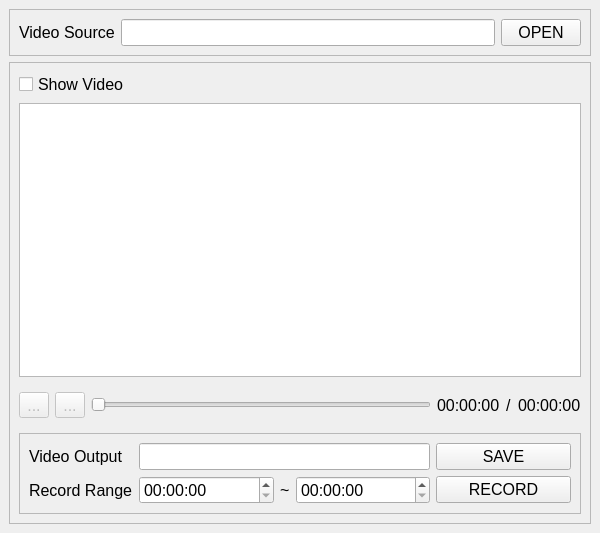
First picture: the form in mainwindow.ui, repository NSJ-student/OpenCvVideoCutter, before the edit.
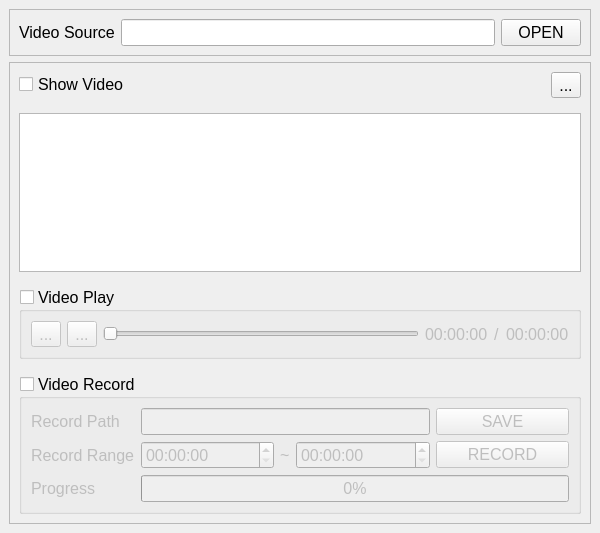
Second picture: the form after the edit. Icons and pictures are not drawn.

Commit message: UI 및 버그 수정

```diff
--- a/mainwindow.ui
+++ b/mainwindow.ui
@@ -62,16 +62,9 @@
        <enum>QFrame::Raised</enum>
       </property>
       <layout class="QVBoxLayout" name="verticalLayout">
-       <item>
-        <widget class="QCheckBox" name="cbShowVideo">
-         <property name="text">
-          <string>Show Video</string>
-         </property>
-        </widget>
-       </item>
-       <item>
-        <widget class="QGraphicsView" name="graphicsView"/>
-       </item>
+       <property name="spacing">
+        <number>15</number>
+       </property>
        <item>
         <widget class="QFrame" name="frame">
          <property name="frameShape">
@@ -84,14 +77,55 @@
           <property name="leftMargin">
            <number>0</number>
           </property>
+          <property name="topMargin">
+           <number>0</number>
+          </property>
           <property name="rightMargin">
            <number>0</number>
           </property>
+          <property name="bottomMargin">
+           <number>0</number>
+          </property>
           <item>
+           <widget class="QCheckBox" name="cbShowVideo">
+            <property name="text">
+             <string>Show Video</string>
+            </property>
+           </widget>
+          </item>
+          <item>
+           <widget class="QToolButton" name="btnClearScene">
+            <property name="text">
+             <string>...</string>
+            </property>
+           </widget>
+          </item>
+         </layout>
+        </widget>
+       </item>
+       <item>
+        <widget class="QGraphicsView" name="graphicsView"/>
+       </item>
+       <item>
+        <widget class="QGroupBox" name="gbVideoPlay">
+         <property name="title">
+          <string>Video Play</string>
+         </property>
+         <property name="checkable">
+          <bool>true</bool>
+         </property>
+         <property name="checked">
+          <bool>false</bool>
+         </property>
+         <layout class="QGridLayout" name="gridLayout_2">
+          <property name="leftMargin">
+           <number>9</number>
+          </property>
+          <property name="rightMargin">
+           <number>9</number>
+          </property>
+          <item row="0" column="0">
            <widget class="QToolButton" name="btnVideoPlay">
-            <property name="enabled">
-             <bool>false</bool>
-            </property>
             <property name="text">
              <string>...</string>
             </property>
@@ -107,11 +141,8 @@
             </property>
            </widget>
           </item>
-          <item>
+          <item row="0" column="1">
            <widget class="QToolButton" name="btnVideoStop">
-            <property name="enabled">
-             <bool>false</bool>
-            </property>
             <property name="text">
              <string>...</string>
             </property>
@@ -127,7 +158,7 @@
             </property>
            </widget>
           </item>
-          <item>
+          <item row="0" column="2">
            <widget class="QSlider" name="sliderVideoInput">
             <property name="tracking">
              <bool>false</bool>
@@ -137,21 +168,21 @@
             </property>
            </widget>
           </item>
-          <item>
+          <item row="0" column="3">
            <widget class="QLabel" name="lblVideoTime">
             <property name="text">
              <string>00:00:00</string>
             </property>
            </widget>
           </item>
-          <item>
+          <item row="0" column="4">
            <widget class="QLabel" name="label">
             <property name="text">
              <string>/</string>
             </property>
            </widget>
           </item>
-          <item>
+          <item row="0" column="5">
            <widget class="QLabel" name="lblVideoTotal">
             <property name="text">
              <string>00:00:00</string>
@@ -162,12 +193,15 @@
         </widget>
        </item>
        <item>
-        <widget class="QFrame" name="frame_2">
-         <property name="frameShape">
-          <enum>QFrame::StyledPanel</enum>
+        <widget class="QGroupBox" name="gbVideoRecord">
+         <property name="title">
+          <string>Video Record</string>
          </property>
-         <property name="frameShadow">
-          <enum>QFrame::Raised</enum>
+         <property name="checkable">
+          <bool>true</bool>
+         </property>
+         <property name="checked">
+          <bool>false</bool>
          </property>
          <layout class="QGridLayout" name="gridLayout">
           <property name="leftMargin">
@@ -176,32 +210,6 @@
           <property name="rightMargin">
            <number>9</number>
           </property>
-          <item row="0" column="0">
-           <widget class="QLabel" name="label_2">
-            <property name="sizePolicy">
-             <sizepolicy hsizetype="Fixed" vsizetype="Preferred">
-              <horstretch>0</horstretch>
-              <verstretch>0</verstretch>
-             </sizepolicy>
-            </property>
-            <property name="text">
-             <string>Video Output</string>
-            </property>
-           </widget>
-          </item>
-          <item row="1" column="4">
-           <widget class="QPushButton" name="btnRecord">
-            <property name="text">
-             <string>RECORD</string>
-            </property>
-            <property name="checkable">
-             <bool>true</bool>
-            </property>
-           </widget>
-          </item>
-          <item row="1" column="1">
-           <widget class="QTimeEdit" name="timeVideoStart"/>
-          </item>
           <item row="0" column="4">
            <widget class="QPushButton" name="btnSaveVideoPath">
             <property name="text">
@@ -209,9 +217,6 @@
             </property>
            </widget>
           </item>
-          <item row="1" column="3">
-           <widget class="QTimeEdit" name="timeVideoEnd"/>
-          </item>
           <item row="0" column="1" colspan="3">
            <widget class="QLineEdit" name="lineVideoOutPath">
             <property name="readOnly">
@@ -219,18 +224,8 @@
             </property>
            </widget>
           </item>
-          <item row="1" column="2">
-           <widget class="QLabel" name="label_4">
-            <property name="sizePolicy">
-             <sizepolicy hsizetype="Fixed" vsizetype="Preferred">
-              <horstretch>0</horstretch>
-              <verstretch>0</verstretch>
-             </sizepolicy>
-            </property>
-            <property name="text">
-             <string>~</string>
-            </property>
-           </widget>
+          <item row="1" column="1">
+           <widget class="QTimeEdit" name="timeVideoStart"/>
           </item>
           <item row="1" column="0">
            <widget class="QLabel" name="label_5">
@@ -245,6 +240,65 @@
             </property>
            </widget>
           </item>
+          <item row="1" column="2">
+           <widget class="QLabel" name="label_4">
+            <property name="sizePolicy">
+             <sizepolicy hsizetype="Fixed" vsizetype="Preferred">
+              <horstretch>0</horstretch>
+              <verstretch>0</verstretch>
+             </sizepolicy>
+            </property>
+            <property name="text">
+             <string>~</string>
+            </property>
+           </widget>
+          </item>
+          <item row="1" column="4">
+           <widget class="QPushButton" name="btnRecord">
+            <property name="text">
+             <string>RECORD</string>
+            </property>
+            <property name="checkable">
+             <bool>true</bool>
+            </property>
+           </widget>
+          </item>
+          <item row="0" column="0">
+           <widget class="QLabel" name="label_2">
+            <property name="sizePolicy">
+             <sizepolicy hsizetype="Fixed" vsizetype="Preferred">
+              <horstretch>0</horstretch>
+              <verstretch>0</verstretch>
+             </sizepolicy>
+            </property>
+            <property name="text">
+             <string>Record Path</string>
+            </property>
+           </widget>
+          </item>
+          <item row="1" column="3">
+           <widget class="QTimeEdit" name="timeVideoEnd"/>
+          </item>
+          <item row="2" column="1" colspan="4">
+           <widget class="QProgressBar" name="progRecord">
+            <property name="value">
+             <number>0</number>
+            </property>
+           </widget>
+          </item>
+          <item row="2" column="0">
+           <widget class="QLabel" name="label_6">
+            <property name="sizePolicy">
+             <sizepolicy hsizetype="Fixed" vsizetype="Preferred">
+              <horstretch>0</horstretch>
+              <verstretch>0</verstretch>
+             </sizepolicy>
+            </property>
+            <property name="text">
+             <string>Progress</string>
+            </property>
+           </widget>
+          </item>
          </layout>
         </widget>
        </item>
```
The commit also changes 4 other files.
